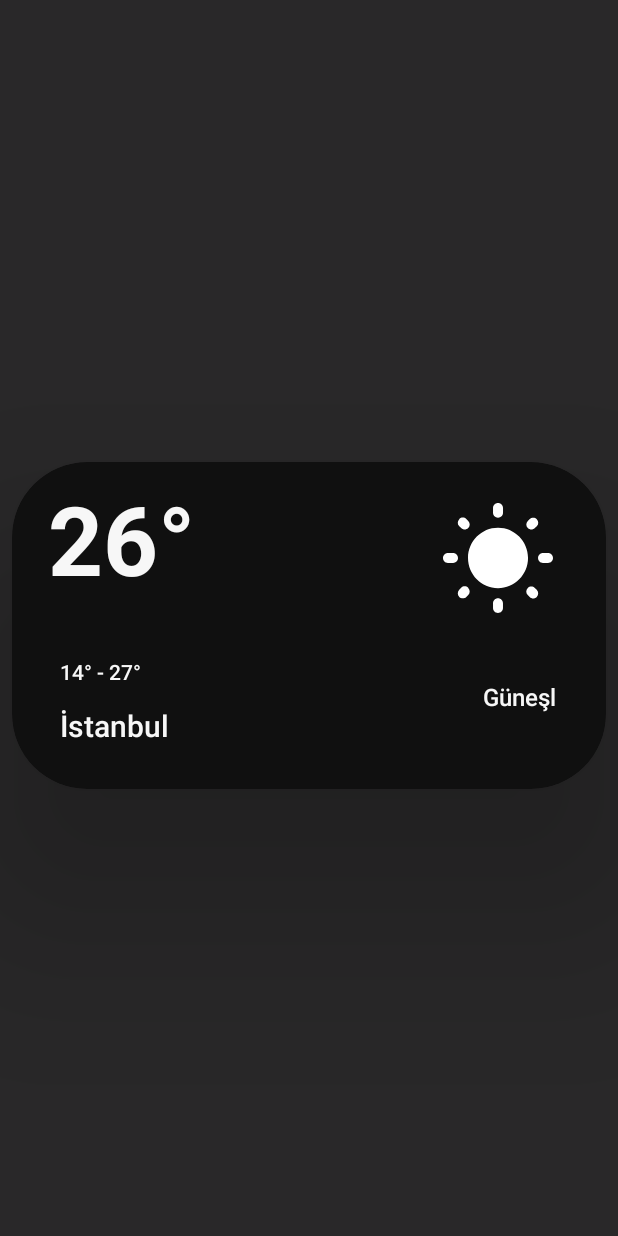
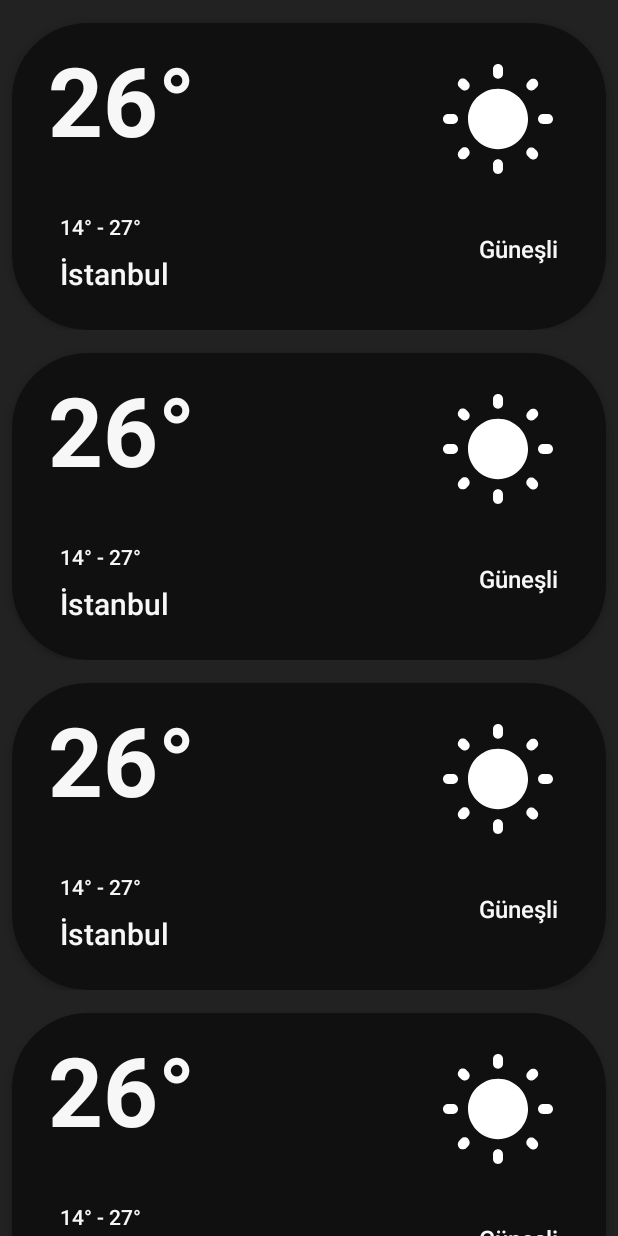
Before and after one commit to ranaturker/WeatherApp, an Android app: the layout activity_main.xml on its own in the app's theme, with its tools: preview values and no code run, on a phone screen of 412 x 824 dp. Run offline under Robolectric (Android 15) with nearby library versions, the phone set to English and light mode, and no system bars.

Commit message:
add new features

```diff
--- a/app/src/main/AndroidManifest.xml
+++ b/app/src/main/AndroidManifest.xml
@@ -13,7 +13,7 @@
         android:theme="@style/Theme.Task1"
         tools:targetApi="31">
         <activity
-            android:name=".DetailsActivity"
+            android:name=".MainActivity"
             android:exported="true">
             <intent-filter>
                 <action android:name="android.intent.action.MAIN" />
@@ -21,6 +21,9 @@
                 <category android:name="android.intent.category.LAUNCHER" />
             </intent-filter>
         </activity>
+        <activity
+            android:name=".DetailsActivity"
+            android:exported="true"/>
     </application>
 
 </manifest>
--- a/app/src/main/java/com/ranaturker/task1/MainActivity.kt
+++ b/app/src/main/java/com/ranaturker/task1/MainActivity.kt
@@ -27,9 +27,12 @@ class MainActivity : AppCompatActivity(), RecyclerAdapter.RecyclerViewEvent {
         cityDataList.add(ankara)
         cityDataList.add(erzurum)
         cityDataList.add(sakarya)
+        cityDataList.add(istanbul)
+        cityDataList.add(ankara)
+        cityDataList.add(erzurum)
+        cityDataList.add(sakarya)
 
 
-        binding.mRecyclerView.layoutManager = LinearLayoutManager(this)
         val customAdapter = RecyclerAdapter(cityDataList , this)
         binding.mRecyclerView.adapter = customAdapter
 
--- a/app/src/main/res/layout/activity_main.xml
+++ b/app/src/main/res/layout/activity_main.xml
@@ -5,16 +5,18 @@
     android:layout_width="match_parent"
     android:layout_height="match_parent"
     tools:context=".MainActivity"
+    android:background="@color/background_tint"
     >
 
     <androidx.recyclerview.widget.RecyclerView
         android:id="@+id/mRecyclerView"
-        android:layout_width="match_parent"
-        android:layout_height="match_parent"
-        app:layout_constraintBottom_toBottomOf="parent"
+        android:layout_width="0dp"
+        android:layout_height="wrap_content"
         app:layout_constraintEnd_toEndOf="parent"
         app:layout_constraintStart_toStartOf="parent"
         app:layout_constraintTop_toTopOf="parent"
+        tools:itemCount="4"
+        app:layoutManager="androidx.recyclerview.widget.LinearLayoutManager"
         tools:listitem="@layout/recycler_view_row" />
 
 </androidx.constraintlayout.widget.ConstraintLayout>
--- a/app/src/main/res/layout/recycler_view_row.xml
+++ b/app/src/main/res/layout/recycler_view_row.xml
@@ -3,38 +3,31 @@
     xmlns:app="http://schemas.android.com/apk/res-auto"
     xmlns:tools="http://schemas.android.com/tools"
     android:layout_width="match_parent"
-    android:layout_height="match_parent"
-    android:background="@color/background"
-    android:backgroundTint="@color/background_tint"
-    >
+    android:layout_height="wrap_content">
 
     <androidx.cardview.widget.CardView
-        android:layout_width="match_parent"
+        android:layout_width="0dp"
         android:layout_height="wrap_content"
+        android:layout_marginStart="@dimen/margin_8"
+        android:layout_marginTop="@dimen/margin_15"
+        android:layout_marginEnd="@dimen/margin_8"
+        android:layout_marginBottom="@dimen/margin_5"
         app:cardBackgroundColor="@color/card_background"
-        android:layout_marginTop="@dimen/margin_15"
-        android:layout_marginBottom="@dimen/margin_5"
-        android:layout_marginStart="@dimen/margin_8"
-        android:layout_marginEnd="@dimen/margin_8"
-        app:cardElevation="@dimen/margin_80"
         app:cardCornerRadius="@dimen/margin_50"
-        app:layout_constraintBottom_toBottomOf="parent"
+        app:cardElevation="2dp"
         app:layout_constraintEnd_toEndOf="parent"
         app:layout_constraintStart_toStartOf="parent"
-        app:layout_constraintTop_toTopOf="parent"
-        android:clickable="true"
-        android:focusable="true"
-        >
+        app:layout_constraintTop_toTopOf="parent">
 
 
         <androidx.constraintlayout.widget.ConstraintLayout
             android:layout_width="match_parent"
-            android:layout_height="match_parent"
+            android:layout_height="wrap_content"
+            android:padding="@dimen/margin_8"
             app:layout_constraintBottom_toBottomOf="parent"
             app:layout_constraintEnd_toEndOf="parent"
             app:layout_constraintStart_toStartOf="parent"
-            app:layout_constraintTop_toTopOf="parent"
-            android:padding="@dimen/margin_8">
+            app:layout_constraintTop_toTopOf="parent">
 
             <ImageView
                 android:id="@+id/weather_situation_image"
@@ -49,8 +42,8 @@
 
             <TextView
                 android:id="@+id/degree"
-                android:layout_width="@dimen/margin_120"
-                android:layout_height="@dimen/margin_90"
+                android:layout_width="wrap_content"
+                android:layout_height="wrap_content"
                 android:layout_marginStart="@dimen/margin_16"
                 android:text="@string/degree"
                 android:textColor="@color/color_text"
@@ -62,8 +55,8 @@
 
             <TextView
                 android:id="@+id/city"
-                android:layout_width="@dimen/margin_90"
-                android:layout_height="@dimen/margin_32"
+                android:layout_width="wrap_content"
+                android:layout_height="wrap_content"
                 android:layout_marginStart="@dimen/margin_24"
                 android:layout_marginBottom="@dimen/margin_16"
                 android:fontFamily="sans-serif-medium"
@@ -77,8 +70,8 @@
 
             <TextView
                 android:id="@+id/weather_situation"
-                android:layout_width="@dimen/margin_50"
-                android:layout_height="@dimen/margin_24"
+                android:layout_width="wrap_content"
+                android:layout_height="wrap_content"
                 android:layout_marginTop="@dimen/margin_32"
                 android:layout_marginEnd="@dimen/margin_24"
                 android:layout_marginBottom="@dimen/margin_32"
@@ -93,8 +86,8 @@
 
             <TextView
                 android:id="@+id/degree_gap"
-                android:layout_width="@dimen/margin_80"
-                android:layout_height="@dimen/margin_24"
+                android:layout_width="wrap_content"
+                android:layout_height="wrap_content"
                 android:layout_marginStart="@dimen/margin_24"
                 android:layout_marginTop="@dimen/margin_32"
                 android:layout_marginBottom="@dimen/margin_8"
@@ -106,5 +99,5 @@
                 app:layout_constraintTop_toBottomOf="@+id/degree"
                 tools:ignore="TextSizeCheck" />
         </androidx.constraintlayout.widget.ConstraintLayout>
-</androidx.cardview.widget.CardView>
+    </androidx.cardview.widget.CardView>
 </androidx.constraintlayout.widget.ConstraintLayout>
```
